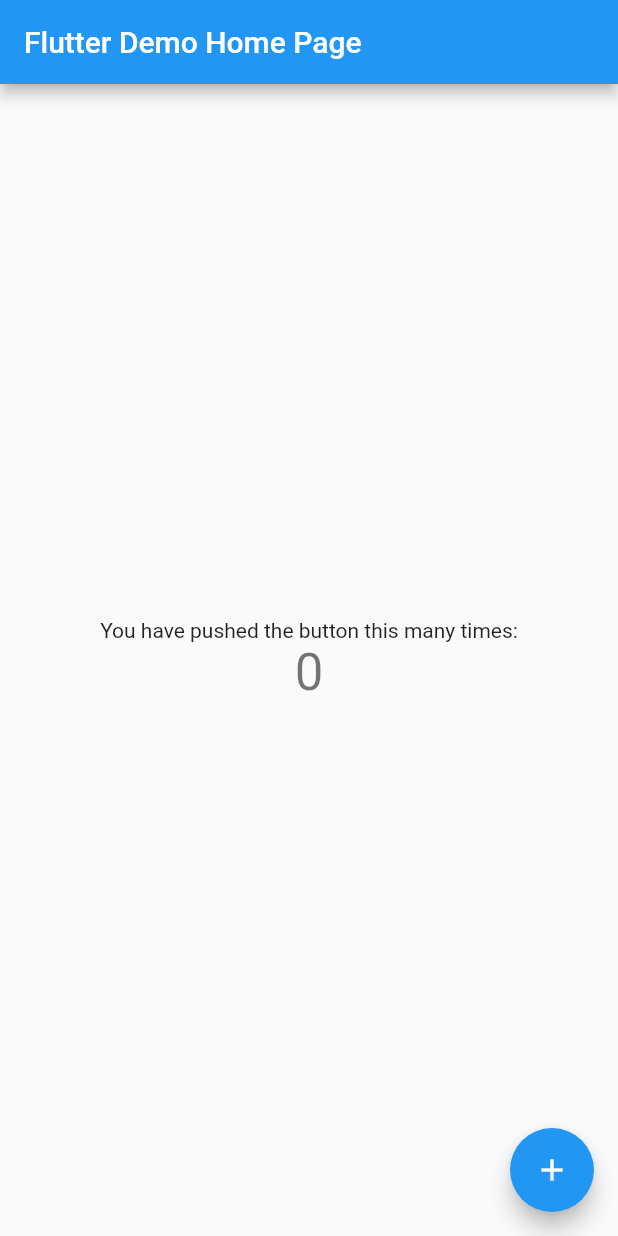
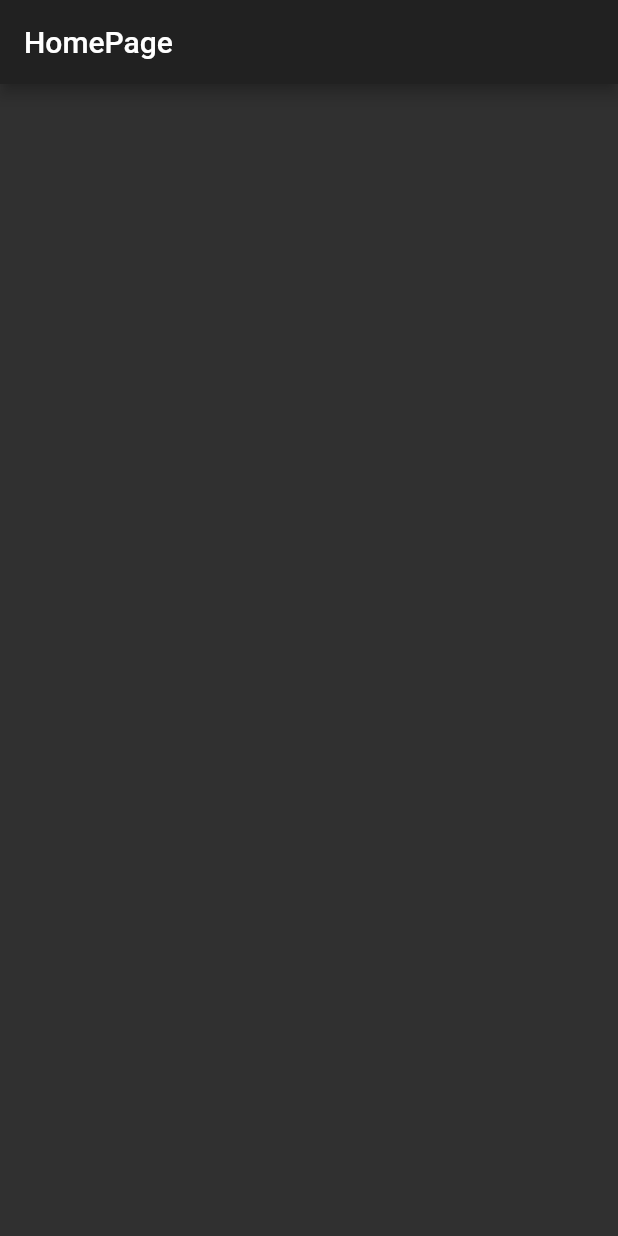
Before and after one commit to amankumar00/MilkApp, a Flutter app: the screen it shows after launch, on a phone screen of 412 x 824 dp. Run offline on Flutter 3.47's test engine with Material 2 defaults, Android fonts, the phone set to English and light mode, and no system bars.

Commit message:
Added Routes and Views

```diff
--- /dev/null
+++ b/lib/Views/HomePage.dart
@@ -0,0 +1,16 @@
+import 'package:flutter/material.dart';
+
+class HomePage extends StatefulWidget {
+  static String id = '/HomePage';
+  @override
+  _HomePageState createState() => _HomePageState();
+}
+
+class _HomePageState extends State<HomePage> {
+  @override
+  Widget build(BuildContext context) {
+    return Scaffold(
+      body: Container(),
+    );
+  }
+}
--- /dev/null
+++ b/lib/Views/SignUpPage.dart
@@ -0,0 +1,19 @@
+import 'package:flutter/material.dart';
+
+class SignUpPage extends StatefulWidget {
+  static String id = '/';
+  @override
+  _SignUpPageState createState() => _SignUpPageState();
+}
+
+class _SignUpPageState extends State<SignUpPage> {
+  @override
+  Widget build(BuildContext context) {
+    return Scaffold(
+      appBar: AppBar(
+        title: Text('HomePage'),
+      ),
+      body: Container(),
+    );
+  }
+}
--- a/lib/main.dart
+++ b/lib/main.dart
@@ -1,117 +1,25 @@
 import 'package:flutter/material.dart';
+import 'Views/CartPage.dart';
+import 'Views/DeliveryTrackingPage.dart';
+import 'Views/LoginPage.dart';
+import 'Views/SubscriptionPage.dart';
+import 'Views/SignUpPage.dart';
+import 'Views/HomePage.dart';
 
 void main() {
-  runApp(MyApp());
+  runApp(MilkApp());
 }
 
-class MyApp extends StatelessWidget {
-  // This widget is the root of your application.
+class MilkApp extends StatelessWidget {
   @override
   Widget build(BuildContext context) {
-    return MaterialApp(
-      title: 'Flutter Demo',
-      theme: ThemeData(
-        // This is the theme of your application.
-        //
-        // Try running your application with "flutter run". You'll see the
-        // application has a blue toolbar. Then, without quitting the app, try
-        // changing the primarySwatch below to Colors.green and then invoke
-        // "hot reload" (press "r" in the console where you ran "flutter run",
-        // or simply save your changes to "hot reload" in a Flutter IDE).
-        // Notice that the counter didn't reset back to zero; the application
-        // is not restarted.
-        primarySwatch: Colors.blue,
-        // This makes the visual density adapt to the platform that you run
-        // the app on. For desktop platforms, the controls will be smaller and
-        // closer together (more dense) than on mobile platforms.
-        visualDensity: VisualDensity.adaptivePlatformDensity,
-      ),
-      home: MyHomePage(title: 'Flutter Demo Home Page'),
-    );
+    return MaterialApp(routes: {
+      CartPage.id: (context) => CartPage(),
+      DeliveryTrackingPage.id: (context) => DeliveryTrackingPage(),
+      HomePage.id: (context) => HomePage(),
+      LoginPage.id: (context) => HomePage(),
+      SignUpPage.id: (context) => SignUpPage(),
+      SubscriptionPage.id: (context) => SubscriptionPage(),
+    }, initialRoute: '/', theme: ThemeData.dark());
   }
 }
-
-class MyHomePage extends StatefulWidget {
-  MyHomePage({Key key, this.title}) : super(key: key);
-
-  // This widget is the home page of your application. It is stateful, meaning
-  // that it has a State object (defined below) that contains fields that affect
-  // how it looks.
-
-  // This class is the configuration for the state. It holds the values (in this
-  // case the title) provided by the parent (in this case the App widget) and
-  // used by the build method of the State. Fields in a Widget subclass are
-  // always marked "final".
-
-  final String title;
-
-  @override
-  _MyHomePageState createState() => _MyHomePageState();
-}
-
-class _MyHomePageState extends State<MyHomePage> {
-  int _counter = 0;
-
-  void _incrementCounter() {
-    setState(() {
-      // This call to setState tells the Flutter framework that something has
-      // changed in this State, which causes it to rerun the build method below
-      // so that the display can reflect the updated values. If we changed
-      // _counter without calling setState(), then the build method would not be
-      // called again, and so nothing would appear to happen.
-      _counter++;
-    });
-  }
-
-  @override
-  Widget build(BuildContext context) {
-    // This method is rerun every time setState is called, for instance as done
-    // by the _incrementCounter method above.
-    //
-    // The Flutter framework has been optimized to make rerunning build methods
-    // fast, so that you can just rebuild anything that needs updating rather
-    // than having to individually change instances of widgets.
-    return Scaffold(
-      appBar: AppBar(
-        // Here we take the value from the MyHomePage object that was created by
-        // the App.build method, and use it to set our appbar title.
-        title: Text(widget.title),
-      ),
-      body: Center(
-        // Center is a layout widget. It takes a single child and positions it
-        // in the middle of the parent.
-        child: Column(
-          // Column is also a layout widget. It takes a list of children and
-          // arranges them vertically. By default, it sizes itself to fit its
-          // children horizontally, and tries to be as tall as its parent.
-          //
-          // Invoke "debug painting" (press "p" in the console, choose the
-          // "Toggle Debug Paint" action from the Flutter Inspector in Android
-          // Studio, or the "Toggle Debug Paint" command in Visual Studio Code)
-          // to see the wireframe for each widget.
-          //
-          // Column has various properties to control how it sizes itself and
-          // how it positions its children. Here we use mainAxisAlignment to
-          // center the children vertically; the main axis here is the vertical
-          // axis because Columns are vertical (the cross axis would be
-          // horizontal).
-          mainAxisAlignment: MainAxisAlignment.center,
-          children: <Widget>[
-            Text(
-              'You have pushed the button this many times:',
-            ),
-            Text(
-              '$_counter',
-              style: Theme.of(context).textTheme.headline4,
-            ),
-          ],
-        ),
-      ),
-      floatingActionButton: FloatingActionButton(
-        onPressed: _incrementCounter,
-        tooltip: 'Increment',
-        child: Icon(Icons.add),
-      ), // This trailing comma makes auto-formatting nicer for build methods.
-    );
-  }
-}
```
Also changed, not shown: lib/Views/CartPage.dart (added, +16 -0 lines), lib/Views/DeliveryTrackingPage.dart (added, +16 -0 lines), lib/Views/LoginPage.dart (added, +17 -0 lines), lib/Views/SubscriptionPage.dart (added, +16 -0 lines).
